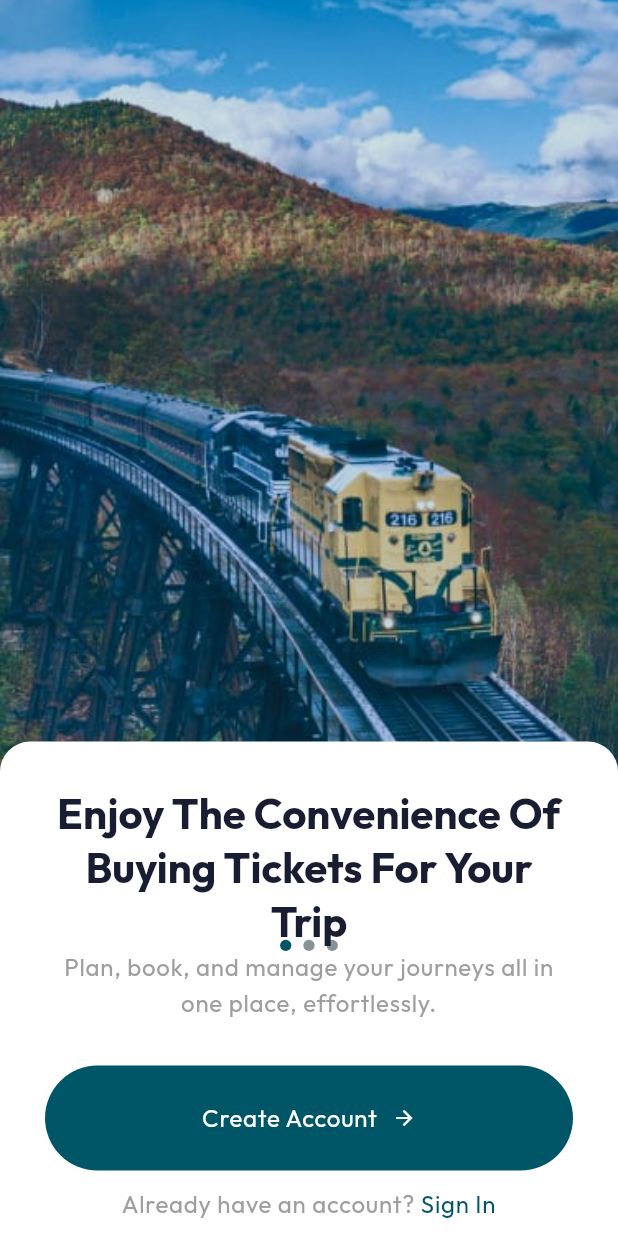
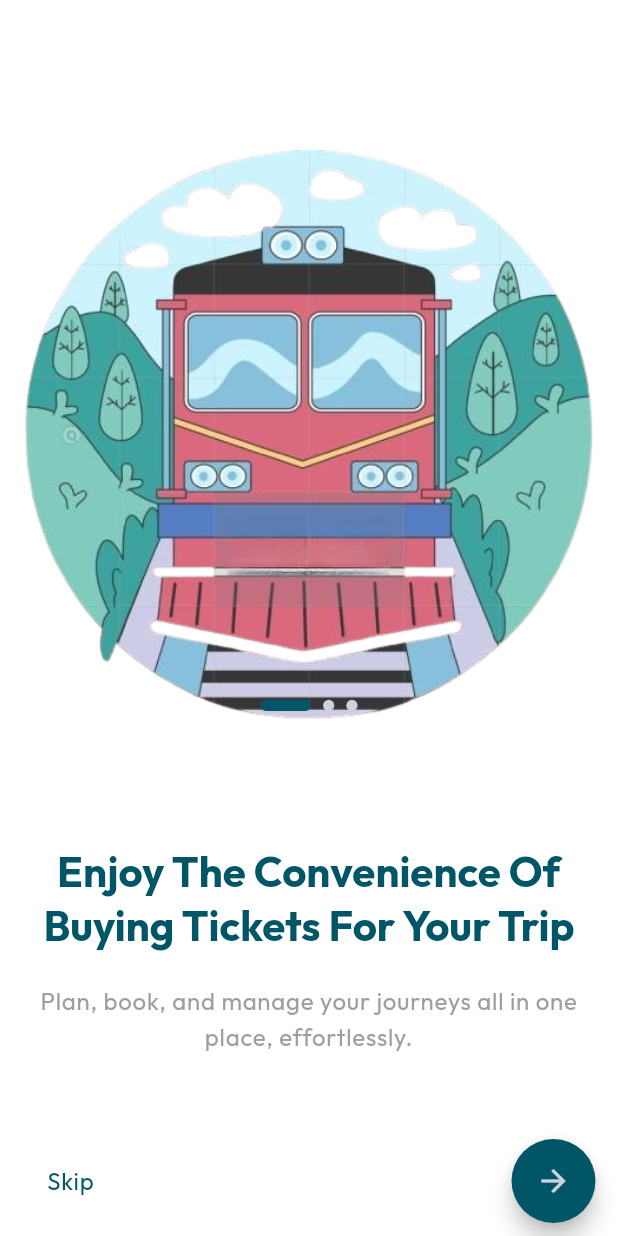
Before and after one commit to AbdelrhmanReda17/Mahatatty, a Flutter app: the screen it shows after launch, on a phone screen of 412 x 824 dp. Run offline on Flutter 3.47's test engine with Material 3 defaults, Android fonts, the phone set to English and light mode, and no system bars; drawn by our look-alikes of smooth_page_indicator; our stand-ins replace firebase_auth, firebase_core, flutter_riverpod, flutter_svg, font_awesome_flutter, google_fonts and 1 more; missing offline and left inert: email_otp, flutter_facebook_auth; accounts and stored records are empty.

Commit message:
redesign onboarding

```diff
--- a/lib/Screens/authentication_screen.dart
+++ b/lib/Screens/authentication_screen.dart
@@ -15,7 +15,7 @@ class AuthenticationScreen extends StatefulWidget {
 
 class _AuthenticationScreenState extends State<AuthenticationScreen>
     with SingleTickerProviderStateMixin {
-  AnimationController? _controller;
+  late AnimationController? _controller;
 
   @override
   void initState() {
@@ -24,7 +24,15 @@ class _AuthenticationScreenState extends State<AuthenticationScreen>
       duration: const Duration(seconds: 1),
       vsync: this,
     );
-    _controller!.forward();
+    WidgetsBinding.instance.addPostFrameCallback((_) {
+      _controller!.forward();
+    });
+  }
+
+  @override
+  void dispose() {
+    _controller!.dispose();
+    super.dispose();
   }
 
   @override
--- a/lib/Screens/onboarding_screen.dart
+++ b/lib/Screens/onboarding_screen.dart
@@ -3,20 +3,20 @@ import 'package:mahattaty/Utils/constant.dart';
 import 'package:mahattaty/Widgets/Generics/mahattaty_onboarding.dart';
 import 'package:smooth_page_indicator/smooth_page_indicator.dart';
 
-class OnboardingScreen extends StatefulWidget {
-  const OnboardingScreen({super.key});
+class OnboardingScreen extends StatelessWidget {
+  OnboardingScreen({super.key});
   String get routeName => '/onboarding';
 
-  @override
-  State<OnboardingScreen> createState() => _OnboardingScreenState();
-}
-
-class _OnboardingScreenState extends State<OnboardingScreen> {
   final PageController _controller = PageController();
 
   @override
   Widget build(BuildContext context) {
     return Scaffold(
+      appBar: AppBar(
+        backgroundColor: Colors.white,
+        elevation: 0,
+        toolbarHeight: 100,
+      ),
       backgroundColor: Colors.white,
       body: Stack(
         children: [
@@ -33,40 +33,47 @@ class _OnboardingScreenState extends State<OnboardingScreen> {
                 ),
                 controller: _controller,
               ),
-
               MahattatyOnboarding(
                 onBoardingData: OnBoardingData(
                   image: onboardingScreenImage2,
-                  title: 'Access From Your Smartphone Anywhere',
+                  title: 'Easy To Get Train Tickets From Anywhere',
                   subtitle:
-                      'Stay connected with real-time updates and instant access to your bookings.',
+                      'Book tickets on the go, hassle-free, whether you\'re at home or on the move.',
                 ),
                 controller: _controller,
               ),
               MahattatyOnboarding(
                 onBoardingData: OnBoardingData(
                   image: onboardingScreenImage3,
-                  title: 'Easy To Get Train Tickets From Anywhere',
+                  title: 'Access From Your Smartphone Anywhere',
                   subtitle:
-                      'Book tickets on the go, hassle-free, whether you\'re at home or on the move.',
+                      'Stay connected with real-time updates and instant access to your bookings.',
                 ),
                 controller: _controller,
+                isLastElement: true,
               ),
             ],
           ),
           Positioned(
-            bottom: 190, // Adjust this value as needed
+            bottom: 350,
             width: MediaQuery.of(context).size.width,
             child: Center(
               child: SmoothPageIndicator(
                 controller: _controller,
                 count: 3,
-                effect: WormEffect(
+                onDotClicked: (index) {
+                  _controller.animateToPage(
+                    index,
+                    duration: const Duration(milliseconds: 500),
+                    curve: Curves.easeInOut,
+                  );
+                },
+                effect: ExpandingDotsEffect(
+                  dotColor: Theme.of(context).colorScheme.onPrimaryContainer,
+                  activeDotColor: Theme.of(context).colorScheme.primary,
+                  dotHeight: 7.5,
                   dotWidth: 7.5,
-                  dotHeight: 7.5,
-                  activeDotColor: Theme.of(context).colorScheme.primary,
-                  dotColor:
-                      Theme.of(context).colorScheme.secondary.withOpacity(0.5),
+                  expansionFactor: 4.5,
                 ),
               ),
             ),
--- a/lib/Screens/splash_screen.dart
+++ b/lib/Screens/splash_screen.dart
@@ -33,7 +33,7 @@ class SplashScreenState extends ConsumerState<SplashScreen>
     } else {
       openScreen(
         context: context,
-        routeName: const OnboardingScreen().routeName,
+        routeName: OnboardingScreen().routeName,
         isReplace: true,
       );
     }
--- a/lib/Utils/constant.dart
+++ b/lib/Utils/constant.dart
@@ -3,9 +3,9 @@ import 'package:uuid/uuid.dart';
 const String folderPath = 'images/';
 
 const String splashScreenImage = '${folderPath}splash_screen.jpg';
-const String onboardingScreenImage1 = '${folderPath}onboard_1.png';
-const String onboardingScreenImage2 = '${folderPath}onboard_2.png';
-const String onboardingScreenImage3 = '${folderPath}onboard_3.png';
+const String onboardingScreenImage1 = '${folderPath}onboarding1.png';
+const String onboardingScreenImage2 = '${folderPath}onboarding2.png';
+const String onboardingScreenImage3 = '${folderPath}onboarding3.png';
 const String googleIcon = '${folderPath}icons/google.svg';
 const String facebookIcon = '${folderPath}icons/facebook.svg';
 const String mahattatyLogo = '${folderPath}mahattaty_logo.png';
--- a/lib/Widgets/Generics/mahattaty_button.dart
+++ b/lib/Widgets/Generics/mahattaty_button.dart
@@ -19,6 +19,7 @@ class MahattatyButton extends StatelessWidget {
     required this.onPressed,
     this.disabled = false,
     this.width = double.infinity,
+    this.backgroundColor,
     this.height = 50.0,
     this.iconData,
     this.svgPicture,
@@ -36,6 +37,7 @@ class MahattatyButton extends StatelessWidget {
   final bool disabled;
   final double height;
   final String text;
+  final Color? backgroundColor;
   final void Function()? onPressed;
   final IconData? iconData;
   final String? svgPicture;
@@ -78,6 +80,8 @@ class MahattatyButton extends StatelessWidget {
         style: ElevatedButton.styleFrom(
           minimumSize: Size(width, height),
           elevation: elevation,
+          backgroundColor:
+              backgroundColor ?? Theme.of(context).colorScheme.primary,
           shadowColor: Colors.transparent,
           padding: EdgeInsets.symmetric(
             vertical: verticalPadding,
--- a/lib/Widgets/Generics/mahattaty_onboarding.dart
+++ b/lib/Widgets/Generics/mahattaty_onboarding.dart
@@ -16,129 +16,160 @@ class OnBoardingData {
   });
 }
 
-class MahattatyOnboarding extends StatelessWidget {
-  const MahattatyOnboarding({
+class MahattatyOnboarding extends StatefulWidget {
+  MahattatyOnboarding({
     super.key,
     required this.onBoardingData,
     required this.controller,
+    this.isLastElement = false,
   });
 
   final OnBoardingData onBoardingData;
+  bool? isLastElement;
   final PageController controller;
+  @override
+  State<MahattatyOnboarding> createState() => _MahattatyOnboardingState();
+}
+
+class _MahattatyOnboardingState extends State<MahattatyOnboarding>
+    with SingleTickerProviderStateMixin {
+  late AnimationController _controller;
+  @override
+  void initState() {
+    super.initState();
+    _controller = AnimationController(
+      vsync: this,
+      duration: const Duration(milliseconds: 500),
+    );
+    _controller.forward();
+  }
+
+  @override
+  void dispose() {
+    _controller.dispose();
+    super.dispose();
+  }
 
   @override
   Widget build(BuildContext context) {
-    return Stack(
-      children: [
-        Image.asset(
-          onBoardingData.image,
-          fit: BoxFit.cover,
-          width: double.infinity,
-          height: double.infinity,
+    return LayoutBuilder(
+      builder: (context, constraints) {
+        var nextButton = FloatingActionButton(
+          tooltip: 'Next',
+          backgroundColor: Theme.of(context).colorScheme.primary,
+          shape: RoundedRectangleBorder(
+            borderRadius: BorderRadius.circular(50),
           ),
-        Container(
-          color: Theme.of(context).colorScheme.primary.withOpacity(0.2),
-          width: double.infinity,
-          height: double.infinity,
+          onPressed: () {
+            widget.controller.nextPage(
+              duration: const Duration(milliseconds: 500),
+              curve: Curves.easeIn,
+            );
+          },
+          child: const Icon(Icons.arrow_forward),
+        );
+
+        var getStartedButton = SizedBox(
+          width: constraints.maxWidth * 0.45,
+          child: MahattatyButton(
+            style: MahattatyButtonStyle.primary,
+            backgroundColor: Theme.of(context).colorScheme.primary,
+            text: 'Get Started',
+            onPressed: () {
+              openScreen(
+                context: context,
+                routeName: const AuthenticationScreen().registerRouteName,
+                isReplace: true,
+              );
+            },
           ),
-        Positioned(
-          bottom: 0,
-          height: MediaQuery.of(context).size.height * 0.4,
-          width: MediaQuery.of(context).size.width,
-          child: BottomSheet(
-            elevation: 10,
-            shape: const RoundedRectangleBorder(
-              borderRadius: BorderRadius.only(
-                topLeft: Radius.circular(20),
-                topRight: Radius.circular(20),
+        );
+        var loginButton = SizedBox(
+          width: constraints.maxWidth * 0.45,
+          child: MahattatyButton(
+            style: MahattatyButtonStyle.secondary,
+            text: 'Login',
+            borderColor: Theme.of(context).colorScheme.primary,
+            textStyle: Theme.of(context).textTheme.bodyLarge!.copyWith(
+                  color: Theme.of(context).colorScheme.primary,
+                ),
+            onPressed: () {
+              openScreen(
+                context: context,
+                routeName: const AuthenticationScreen().loginRouteName,
+                isReplace: true,
+              );
+            },
+          ),
+        );
+        var skipButton = TextButton(
+          style: TextButton.styleFrom(
+            foregroundColor: Theme.of(context).colorScheme.primary,
+            textStyle: Theme.of(context).textTheme.bodyLarge!.copyWith(
+                  color: Theme.of(context).colorScheme.primary,
                 ),
           ),
-            onClosing: () {},
-            builder: (BuildContext context) {
-              return Padding(
-                padding: const EdgeInsets.all(30.0),
+          onPressed: () {
+            widget.controller.animateToPage(
+              2,
+              duration: const Duration(milliseconds: 500),
+              curve: Curves.easeInOut,
+            );
+          },
+          child: const Text('Skip'),
+        );
+        return ListView(
+          padding: const EdgeInsets.symmetric(horizontal: 15),
+          children: [
+            FadeTransition(
+              opacity: _controller,
+              child: Image.asset(
+                widget.onBoardingData.image,
+                height: constraints.maxHeight * 0.56,
+              ),
+            ),
+            FadeTransition(
+              opacity: _controller,
               child: Column(
-                  crossAxisAlignment: CrossAxisAlignment.center,
-                  mainAxisAlignment: MainAxisAlignment.spaceAround,
                 children: [
+                  SizedBox(height: constraints.maxHeight * 0.08),
                   Text(
+                    widget.onBoardingData.title,
                     textAlign: TextAlign.center,
-                      onBoardingData.title,
-                      style:
-                          Theme.of(context).textTheme.headlineMedium!.copyWith(
-                                color: Theme.of(context).colorScheme.onPrimary,
+                    style: Theme.of(context).textTheme.headlineMedium!.copyWith(
+                          color: Theme.of(context).colorScheme.primary,
                           fontWeight: FontWeight.bold,
                         ),
                   ),
+                  const SizedBox(height: 20),
                   Text(
                     textAlign: TextAlign.center,
-                      onBoardingData.subtitle,
+                    widget.onBoardingData.subtitle,
                     style: Theme.of(context).textTheme.bodyLarge!.copyWith(
                           color: Colors.grey,
                         ),
                   ),
-                    const SizedBox(height: 30),
-                    MahattatyButton(
-                      text: 'Create Account',
-                      style: MahattatyButtonStyle.primary,
-                      onPressed: () {
-                        openScreen(
-                          context: context,
-                          routeName: const AuthenticationScreen(
-                            key: Key("register_screen"),
-                          ).registerRouteName,
-                          isReplace: true,
-                        );
-                      },
-                      textStyle:
-                          Theme.of(context).textTheme.bodyLarge!.copyWith(
-                                color: Colors.white,
-                              ),
-                      iconData: Icons.arrow_forward,
-                      iconPosition: MahattatyIconPosition.end,
-                      width: 130,
-                      height: 70,
-                    ),
-                    const SizedBox(height: 10),
-                    RichText(
-                      textAlign: TextAlign.center,
-                      text: TextSpan(
+                  Align(
+                    widthFactor: 1,
+                    heightFactor: 3,
+                    child: Row(
+                      mainAxisAlignment: MainAxisAlignment.spaceBetween,
+                      crossAxisAlignment: CrossAxisAlignment.center,
                       children: [
-                          TextSpan(
-                            text: 'Already have an account? ',
-                            style:
-                                Theme.of(context).textTheme.bodyLarge!.copyWith(
-                                      color: Colors.grey,
-                                    ),
-                          ),
-                          TextSpan(
-                            recognizer: TapGestureRecognizer()
-                              ..onTap = () {
-                                openScreen(
-                                  context: context,
-                                  routeName: const AuthenticationScreen()
-                                      .loginRouteName,
-                                  isReplace: true,
-                                );
-                              },
-                            text: 'Sign In',
-                            style: Theme.of(context)
-                                .textTheme
-                                .bodyLarge!
-                                .copyWith(
-                                  color: Theme.of(context).colorScheme.primary,
+                        if (!widget.isLastElement!) skipButton else loginButton,
+                        if (widget.isLastElement!)
+                          getStartedButton
+                        else
+                          nextButton,
+                      ],
                     ),
                   ),
                 ],
               ),
-                    )
-                  ],
-                ),
-              );
-            },
-          ),
             ),
           ],
         );
+      },
+    );
   }
 }
--- a/lib/main.dart
+++ b/lib/main.dart
@@ -49,8 +49,7 @@ class MyApp extends StatelessWidget {
       initialRoute: const SplashScreen().routeName,
       routes: {
         const SplashScreen().routeName: (context) => const SplashScreen(),
-        const OnboardingScreen().routeName: (context) =>
-            const OnboardingScreen(),
+        OnboardingScreen().routeName: (context) => OnboardingScreen(),
         const AuthenticationScreen().loginRouteName: (context) =>
             const AuthenticationScreen(
               key: Key('login_screen'),
```
Also changed, not shown: images/onboarding1.png (added), images/onboarding2.png (added), images/onboarding3.png (added). Lines whose indentation alone changed are shown as unchanged.
